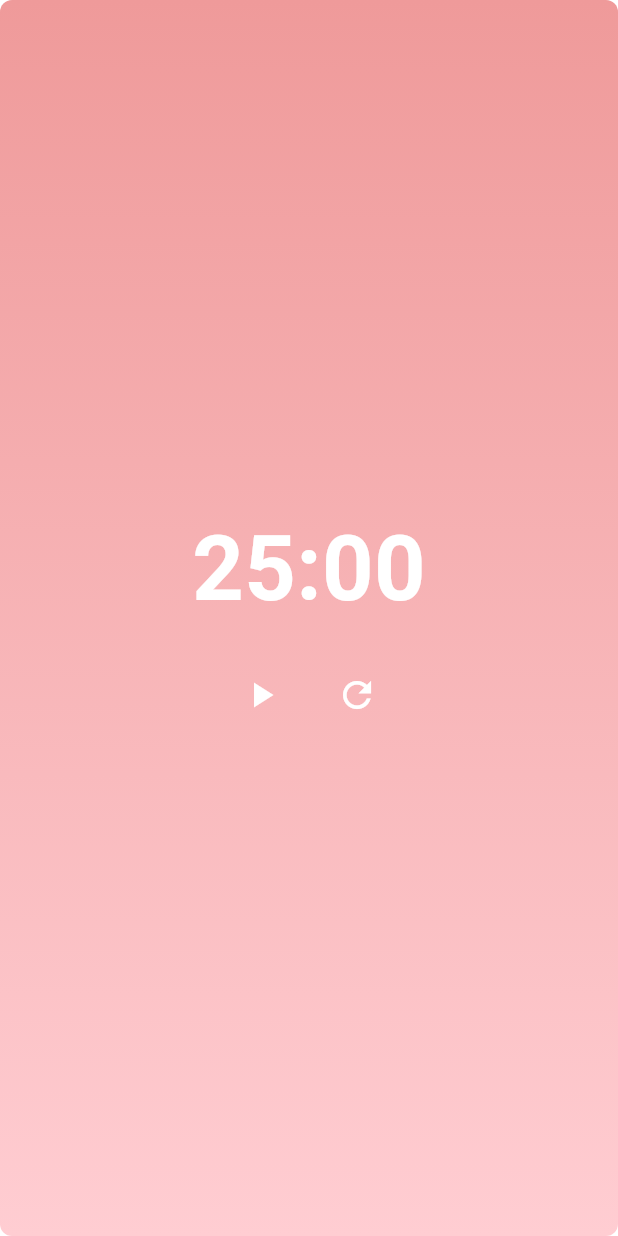
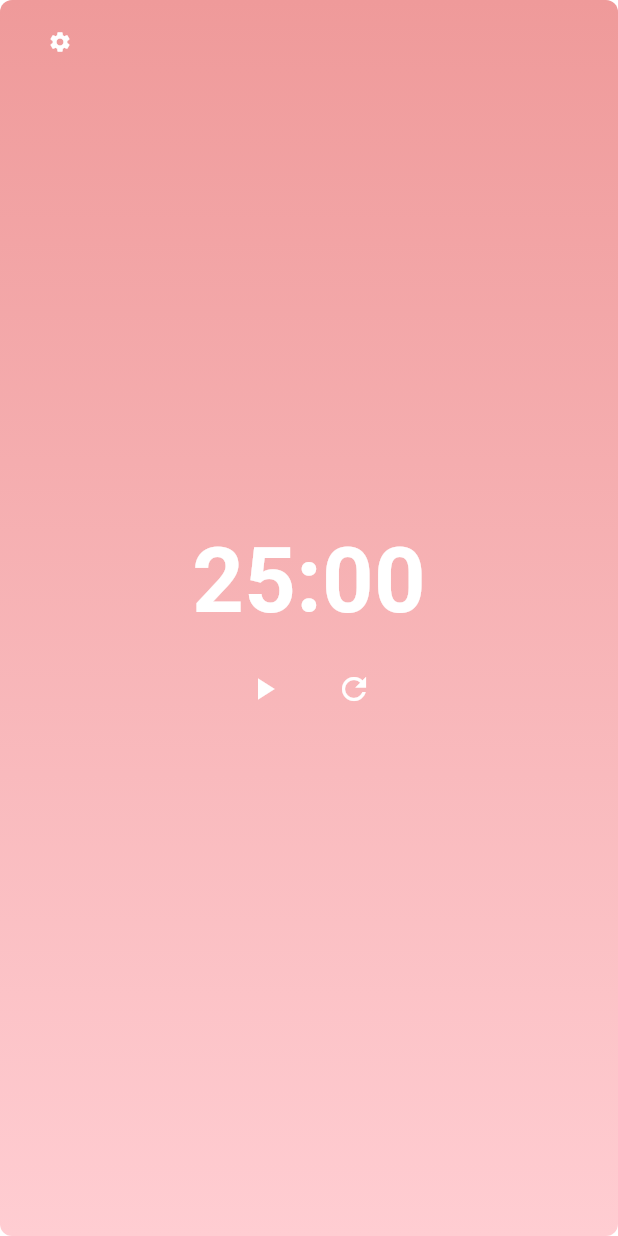
Before and after one commit to topul/relax_time, a Flutter app: the screen it shows after launch, on a phone screen of 412 x 824 dp. Run offline on Flutter 3.47's test engine with Material 3 defaults, Android fonts, the phone set to English and light mode, and no system bars; missing offline and left inert: window_manager.

Commit message:
feat(timer): 添加计时器设置功能
- 增加滑动条设置计时器时间，范围为 1 到 120 分钟
- 添加重置计时器的功能
- 优化计时器界面布局和样式

```diff
--- a/lib/pages/timer_page.dart
+++ b/lib/pages/timer_page.dart
@@ -12,10 +12,14 @@ class TimerPage extends StatefulWidget {
 }
 
 class _TimerPageState extends State<TimerPage> {
-  static const int defaultDuration = 25 * 60; // 25分钟
+  static const int defaultDuration = 25 * 60;
+  static const int minMinutes = 1; // 最小1分钟
+  static const int maxMinutes = 120; // 最大120分钟
+  int _selectedMinutes = 25;
   int _secondsRemaining = defaultDuration;
   Timer? _timer;
   bool _isRunning = false;
+  bool _showSettings = false;
 
   @override
   void dispose() {
@@ -60,6 +64,16 @@ class _TimerPageState extends State<TimerPage> {
     });
   }
 
+  void _setTimer(int minutes) {
+    _timer?.cancel();
+    _timer = null;
+    setState(() {
+      _selectedMinutes = minutes;
+      _secondsRemaining = minutes * 60;
+      _isRunning = false;
+    });
+  }
+
   String _formatTime(int seconds) {
     int minutes = seconds ~/ 60;
     int remainingSeconds = seconds % 60;
@@ -88,10 +102,9 @@ class _TimerPageState extends State<TimerPage> {
           ),
           child: SafeArea(
             child: Padding(
-              padding: const EdgeInsets.symmetric(vertical: 16.0),
+              padding: const EdgeInsets.only(top: 4.0),
               child: Stack(
                 children: [
-                  // 关闭按钮
                   if (Platform.isWindows)
                     Positioned(
                       right: 16,
@@ -102,28 +115,91 @@ class _TimerPageState extends State<TimerPage> {
                         },
                         icon: const Icon(
                           Icons.close,
-                          size: 20,
+                          size: 16,
                           color: Colors.white,
                         ),
                         padding: EdgeInsets.zero,
                         constraints: const BoxConstraints(),
-                        splashRadius: 16,
+                        splashRadius: 12,
                       ),
                     ),
-                  // 主要内容
+                  Positioned(
+                    left: 16,
+                    top: 0,
+                    child: IconButton(
+                      onPressed: () {
+                        setState(() {
+                          _showSettings = !_showSettings;
+                        });
+                      },
+                      icon: const Icon(
+                        Icons.settings,
+                        size: 16,
+                        color: Colors.white,
+                      ),
+                      padding: EdgeInsets.zero,
+                      constraints: const BoxConstraints(),
+                      splashRadius: 12,
+                    ),
+                  ),
                   Center(
                     child: Column(
                       mainAxisSize: MainAxisSize.min,
                       children: [
+                        if (_showSettings) ...[
+                          Container(
+                            margin: const EdgeInsets.only(bottom: 4),
+                            child: Column(
+                              children: [
+                                Text(
+                                  '${_selectedMinutes}分钟',
+                                  style: const TextStyle(
+                                    color: Colors.white,
+                                    fontSize: 12,
+                                  ),
+                                ),
+                                const SizedBox(height: 2),
+                                SizedBox(
+                                  width: 200,
+                                  height: 20,
+                                  child: SliderTheme(
+                                    data: SliderThemeData(
+                                      activeTrackColor: Colors.white,
+                                      inactiveTrackColor: Colors.red.shade300,
+                                      thumbColor: Colors.white,
+                                      overlayColor:
+                                          Colors.white.withOpacity(0.3),
+                                      valueIndicatorColor: Colors.white,
+                                      trackHeight: 2,
+                                      valueIndicatorTextStyle: const TextStyle(
+                                        color: Colors.red,
+                                      ),
+                                    ),
+                                    child: Slider(
+                                      value: _selectedMinutes.toDouble(),
+                                      min: minMinutes.toDouble(),
+                                      max: maxMinutes.toDouble(),
+                                      divisions: maxMinutes - minMinutes,
+                                      label: '${_selectedMinutes}分钟',
+                                      onChanged: (value) {
+                                        _setTimer(value.round());
+                                      },
+                                    ),
+                                  ),
+                                ),
+                              ],
+                            ),
+                          ),
+                        ],
                         Text(
                           _formatTime(_secondsRemaining),
-                          style: const TextStyle(
-                            fontSize: 60,
+                          style: TextStyle(
+                            fontSize: _showSettings ? 48 : 60,
                             fontWeight: FontWeight.bold,
                             color: Colors.white,
                           ),
                         ),
-                        const SizedBox(height: 16),
+                        const SizedBox(height: 4),
                         Row(
                           mainAxisAlignment: MainAxisAlignment.center,
                           children: [
@@ -131,16 +207,19 @@ class _TimerPageState extends State<TimerPage> {
                               onPressed: _isRunning ? _pauseTimer : _startTimer,
                               icon: Icon(
                                 _isRunning ? Icons.pause : Icons.play_arrow,
-                                size: 28,
+                                size: 24,
                                 color: Colors.white,
                               ),
                             ),
-                            const SizedBox(width: 16),
+                            const SizedBox(width: 12),
                             IconButton(
-                              onPressed: _resetTimer,
+                              onPressed: () {
+                                _resetTimer();
+                                _showSettings = false;
+                              },
                               icon: const Icon(
                                 Icons.refresh,
-                                size: 28,
+                                size: 24,
                                 color: Colors.white,
                               ),
                             ),
```
